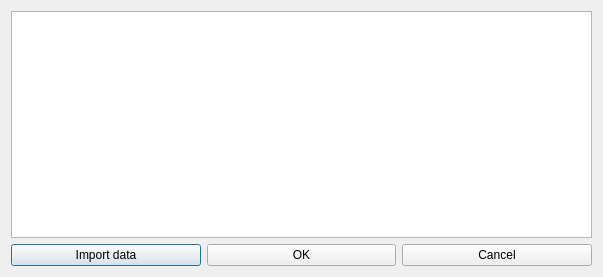
Before: the Qt Designer form importdata.ui in madsmh/Orbit-Cpp, drawn with Qt 5.
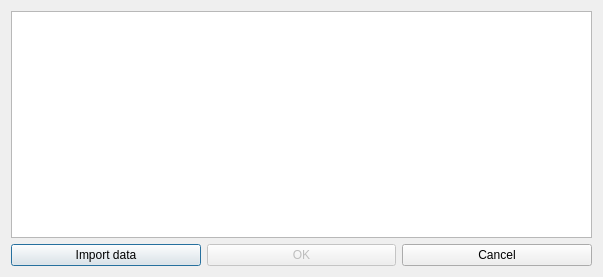
After: the same form once the commit is applied.

Commit message: Working on the import dialog.

```diff
--- a/importdata.ui
+++ b/importdata.ui
@@ -35,7 +35,10 @@
         </widget>
        </item>
        <item>
-        <widget class="QPushButton" name="pushButton_2">
+        <widget class="QPushButton" name="okButton">
+         <property name="enabled">
+          <bool>false</bool>
+         </property>
          <property name="text">
           <string>OK</string>
          </property>
```
Left out of the diff: 22 changed lines with no effect on the pictures. The commit also changes 4 other files.
